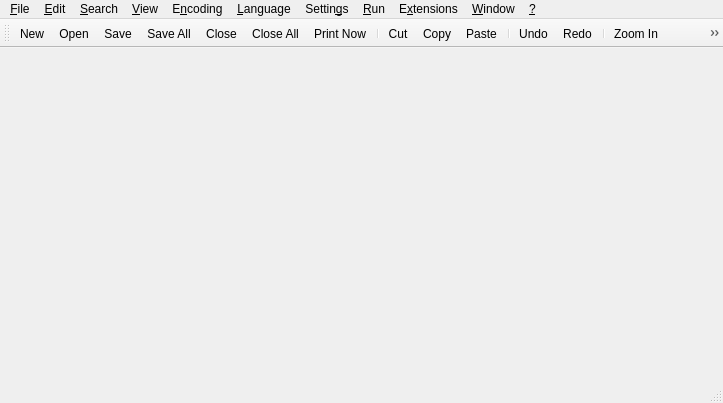
Above: src/ui/mainwindow.ui from notepadqq/notepadqq before the change. Below: the same form after it.
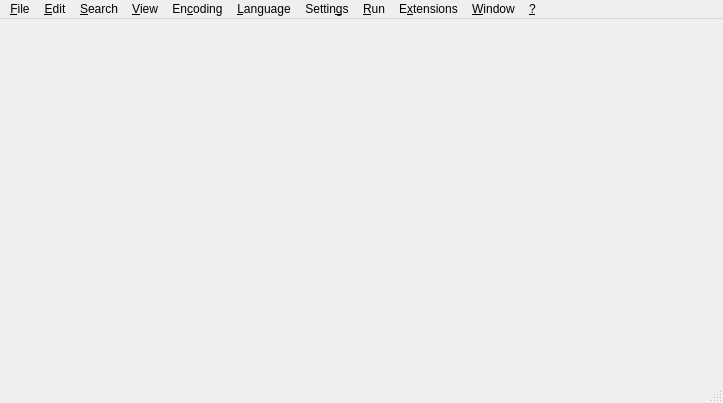
That is the form after the change. Icons and pictures are not drawn.

Patch:
```diff
--- a/src/ui/mainwindow.ui
+++ b/src/ui/mainwindow.ui
@@ -45,7 +45,7 @@
      <x>0</x>
      <y>0</y>
      <width>723</width>
-     <height>27</height>
+     <height>23</height>
     </rect>
    </property>
    <widget class="QMenu" name="menu_File">
@@ -210,7 +210,7 @@
    </widget>
    <widget class="QMenu" name="menu_Encoding">
     <property name="title">
-     <string>E&amp;ncoding</string>
+     <string>En&amp;coding</string>
     </property>
     <addaction name="actionInterpret_as_UTF_8"/>
     <addaction name="actionInterpret_as_UTF_8_without_BOM"/>
@@ -281,49 +281,6 @@
    <addaction name="menu_Window"/>
    <addaction name="menu_Help"/>
   </widget>
-  <widget class="QToolBar" name="mainToolBar">
-   <property name="windowTitle">
-    <string>Toolbar</string>
-   </property>
-   <property name="iconSize">
-    <size>
-     <width>16</width>
-     <height>16</height>
-    </size>
-   </property>
-   <attribute name="toolBarArea">
-    <enum>TopToolBarArea</enum>
-   </attribute>
-   <attribute name="toolBarBreak">
-    <bool>false</bool>
-   </attribute>
-   <addaction name="action_New"/>
-   <addaction name="action_Open"/>
-   <addaction name="actionSave"/>
-   <addaction name="actionSave_All"/>
-   <addaction name="actionClose"/>
-   <addaction name="actionC_lose_All"/>
-   <addaction name="actionPrint_Now"/>
-   <addaction name="separator"/>
-   <addaction name="actionCu_t"/>
-   <addaction name="action_Copy"/>
-   <addaction name="action_Paste"/>
-   <addaction name="separator"/>
-   <addaction name="action_Undo"/>
-   <addaction name="action_Redo"/>
-   <addaction name="separator"/>
-   <addaction name="actionZoom_In"/>
-   <addaction name="actionZoom_Out"/>
-   <addaction name="separator"/>
-   <addaction name="actionWord_wrap"/>
-   <addaction name="actionShow_All_Characters"/>
-   <addaction name="separator"/>
-   <addaction name="action_Start_Recording"/>
-   <addaction name="action_Stop_Recording"/>
-   <addaction name="action_Playback"/>
-   <addaction name="actionRun_a_Macro_Multiple_Times"/>
-   <addaction name="actionSave_Currently_Recorded_Macro"/>
-  </widget>
   <widget class="QStatusBar" name="statusBar"/>
   <action name="action_Open">
    <property name="text">
```
Left out of the diff: 68 changed lines with no effect on the pictures.
